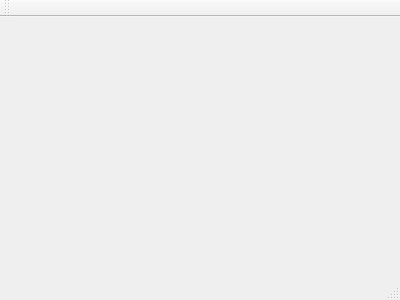
Qt form mainwindow.ui (peteristhegreat/DocksDemo) before a commit.
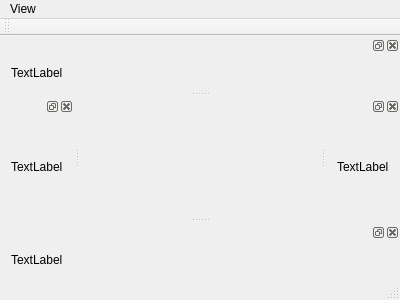
The same form after that commit. Custom widgets are drawn as their Qt base class.

Commit message: Added CollapsableDockWidget functionality.

The edit to the form file:
```diff
--- a/mainwindow.ui
+++ b/mainwindow.ui
@@ -12,13 +12,106 @@
   <property name="windowTitle" >
    <string>MainWindow</string>
   </property>
-  <widget class="QMenuBar" name="menuBar" />
-  <widget class="QToolBar" name="mainToolBar" />
-  <widget class="QWidget" name="centralWidget" />
-  <widget class="QStatusBar" name="statusBar" />
+  <widget class="QWidget" name="centralWidget"/>
+  <widget class="QMenuBar" name="menuBar">
+   <property name="geometry">
+    <rect>
+     <x>0</x>
+     <y>0</y>
+     <width>400</width>
+     <height>21</height>
+    </rect>
+   </property>
+   <widget class="QMenu" name="menuView">
+    <property name="title">
+     <string>View</string>
+    </property>
+   </widget>
+   <addaction name="menuView"/>
+  </widget>
+  <widget class="QToolBar" name="mainToolBar">
+   <attribute name="toolBarArea">
+    <enum>TopToolBarArea</enum>
+   </attribute>
+   <attribute name="toolBarBreak">
+    <bool>false</bool>
+   </attribute>
+  </widget>
+  <widget class="QStatusBar" name="statusBar"/>
+  <widget class="CollapsableDockWidget" name="dockWidget">
+   <attribute name="dockWidgetArea">
+    <number>2</number>
+   </attribute>
+   <widget class="QWidget" name="dockWidgetContents">
+    <layout class="QGridLayout" name="gridLayout_4">
+     <item row="0" column="0">
+      <widget class="QLabel" name="label_4">
+       <property name="text">
+        <string>TextLabel</string>
+       </property>
+      </widget>
+     </item>
+    </layout>
+   </widget>
+  </widget>
+  <widget class="CollapsableDockWidget" name="dockWidget_2">
+   <attribute name="dockWidgetArea">
+    <number>1</number>
+   </attribute>
+   <widget class="QWidget" name="dockWidgetContents_2">
+    <layout class="QGridLayout" name="gridLayout_2">
+     <item row="0" column="0">
+      <widget class="QLabel" name="label_2">
+       <property name="text">
+        <string>TextLabel</string>
+       </property>
+      </widget>
+     </item>
+    </layout>
+   </widget>
+  </widget>
+  <widget class="CollapsableDockWidget" name="dockWidget_3">
+   <attribute name="dockWidgetArea">
+    <number>8</number>
+   </attribute>
+   <widget class="QWidget" name="dockWidgetContents_3">
+    <layout class="QGridLayout" name="gridLayout_3">
+     <item row="0" column="0">
+      <widget class="QLabel" name="label_3">
+       <property name="text">
+        <string>TextLabel</string>
+       </property>
+      </widget>
+     </item>
+    </layout>
+   </widget>
+  </widget>
+  <widget class="CollapsableDockWidget" name="dockWidget_4">
+   <attribute name="dockWidgetArea">
+    <number>4</number>
+   </attribute>
+   <widget class="QWidget" name="dockWidgetContents_4">
+    <layout class="QGridLayout" name="gridLayout">
+     <item row="0" column="0">
+      <widget class="QLabel" name="label">
+       <property name="text">
+        <string>TextLabel</string>
+       </property>
+      </widget>
+     </item>
+    </layout>
+   </widget>
+  </widget>
  </widget>
- <layoutDefault spacing="6" margin="11" />
- <pixmapfunction></pixmapfunction>
+ <layoutdefault spacing="6" margin="11"/>
+ <customwidgets>
+  <customwidget>
+   <class>CollapsableDockWidget</class>
+   <extends>QDockWidget</extends>
+   <header location="global">collapsabledockwidget.h</header>
+   <container>1</container>
+  </customwidget>
+ </customwidgets>
  <resources/>
  <connections/>
 </ui>
```
Left out of the diff: 7 changed lines with no effect on the pictures. The commit also changes 4 other files.
